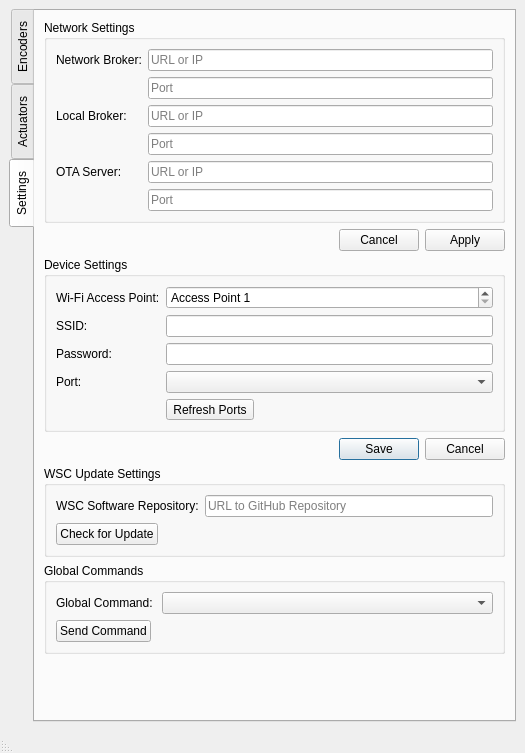
Qt form qt/mainwindow.ui (ericyangs/ideasX-workstation-client-v3) before a commit.
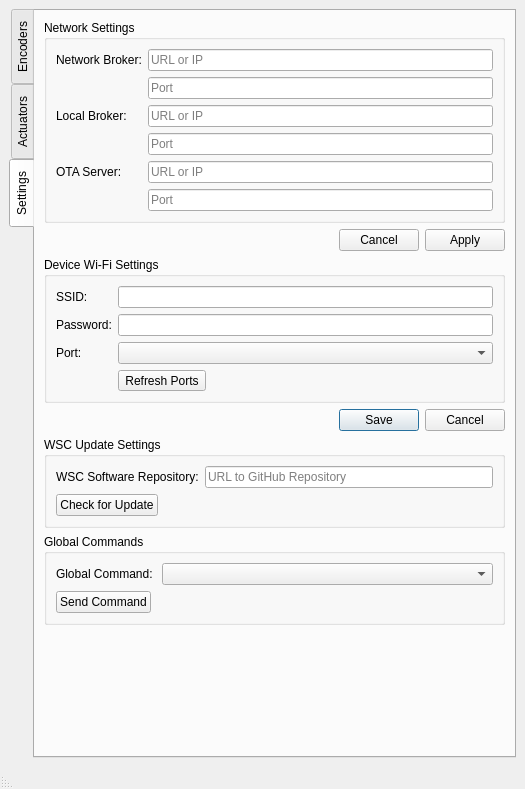
The same form after that commit.

Commit message: last working thing before I started playing with the Wi-Fi interface

What changed in the file:
```diff
--- a/qt/mainwindow.ui
+++ b/qt/mainwindow.ui
@@ -7,7 +7,7 @@
     <x>0</x>
     <y>0</y>
     <width>525</width>
-    <height>753</height>
+    <height>789</height>
    </rect>
   </property>
   <property name="sizePolicy">
@@ -335,71 +335,48 @@
         <item>
          <widget class="QGroupBox" name="groupDeviceSettings">
           <property name="title">
-           <string>Device Settings</string>
+           <string>Device Wi-Fi Settings</string>
           </property>
           <layout class="QFormLayout" name="formLayout_2">
            <item row="1" column="0">
-            <widget class="QLabel" name="labelAPSelector">
-             <property name="text">
-              <string>Wi-Fi Access Point:</string>
-             </property>
-            </widget>
-           </item>
-           <item row="1" column="1">
-            <widget class="QSpinBox" name="selectAP">
-             <property name="suffix">
-              <string/>
-             </property>
-             <property name="prefix">
-              <string>Access Point </string>
-             </property>
-             <property name="minimum">
-              <number>1</number>
-             </property>
-             <property name="maximum">
-              <number>5</number>
-             </property>
-            </widget>
-           </item>
-           <item row="2" column="0">
             <widget class="QLabel" name="labelSSID">
              <property name="text">
               <string>SSID:</string>
              </property>
             </widget>
            </item>
-           <item row="2" column="1">
+           <item row="1" column="1">
             <widget class="QLineEdit" name="wifiSSID">
              <property name="clearButtonEnabled">
               <bool>true</bool>
              </property>
             </widget>
            </item>
-           <item row="3" column="0">
+           <item row="2" column="0">
             <widget class="QLabel" name="labelPassword">
              <property name="text">
               <string>Password:</string>
              </property>
             </widget>
            </item>
-           <item row="3" column="1">
+           <item row="2" column="1">
             <widget class="QLineEdit" name="wifiPassword">
              <property name="clearButtonEnabled">
               <bool>true</bool>
              </property>
             </widget>
            </item>
-           <item row="5" column="0">
+           <item row="4" column="0">
             <widget class="QLabel" name="labelPort">
              <property name="text">
               <string>Port:</string>
              </property>
             </widget>
            </item>
-           <item row="5" column="1">
+           <item row="4" column="1">
             <widget class="QComboBox" name="selectPort"/>
            </item>
-           <item row="6" column="1">
+           <item row="5" column="1">
             <widget class="QToolButton" name="buttonRefreshPorts">
              <property name="layoutDirection">
               <enum>Qt::LeftToRight</enum>
```
Left out of the diff: 2 changed lines with no effect on the pictures. The commit also changes 3 other files.
